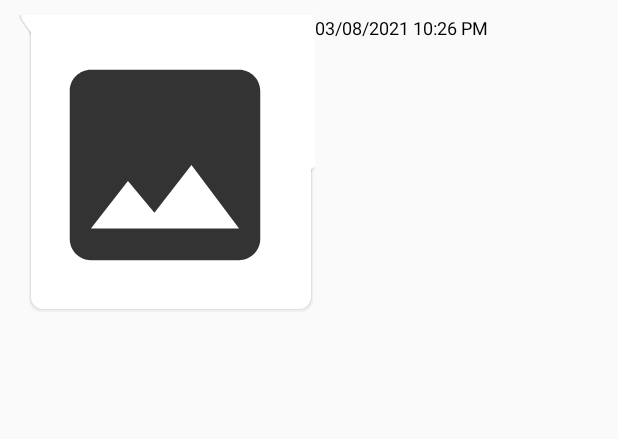
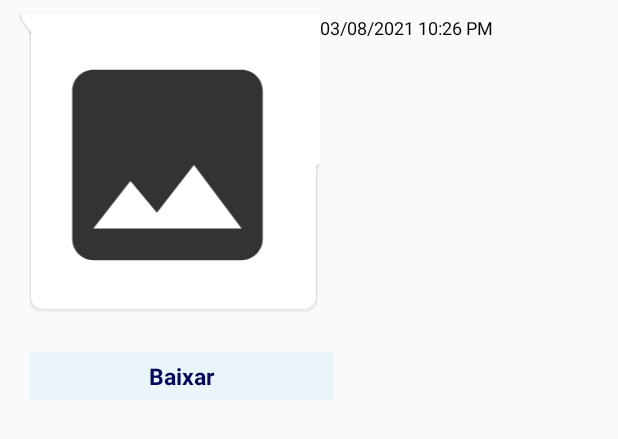
Before and after one commit to Joedson-Bomfim/DM2020.2-Terra-Forte, an Android app: the layout row_chat_left.xml on its own in the app's theme, with its tools: preview values and no code run, on a phone screen of 412 x 824 dp. Shown: the top 439 px of the screen. Run offline under Robolectric (Android 15) with nearby library versions, the phone set to English and light mode, and no system bars.

Commit message:
Baixar imagens pelo chat em andamento

```diff
--- a/app/src/main/res/layout/row_chat_left.xml
+++ b/app/src/main/res/layout/row_chat_left.xml
@@ -26,13 +26,13 @@
 
         <ImageView
             android:id="@+id/messageIv"
-            android:layout_width="200dp"
+            android:layout_width="203dp"
             android:layout_height="200dp"
             android:adjustViewBounds="true"
+            android:background="@drawable/bg_receiver"
             android:padding="15dp"
-            android:src="@drawable/ic_image_black"
             android:scaleType="fitCenter"
-            android:background="@drawable/bg_receiver"/>
+            android:src="@drawable/ic_image_black" />
 
         <TextView
             android:id="@+id/timeTv"
@@ -53,4 +53,20 @@
         android:textAlignment="textEnd"
         android:text="Vizualidado"/>
 
+    <TextView
+        android:id="@+id/downloadtv_Chat"
+        android:layout_width="202dp"
+        android:layout_height="wrap_content"
+        android:layout_marginLeft="10dp"
+        android:layout_marginTop="5dp"
+        android:layout_marginRight="15dp"
+        android:background="#e9f5f8"
+        android:gravity="center"
+        android:padding="5dp"
+        android:text="Baixar"
+        android:textColor="#04095E"
+        android:textSize="15dp"
+        android:textStyle="bold"
+        android:visibility="visible" />
+
 </LinearLayout>
```
Also changed, not shown: app/src/main/java/com/example/terraforte/AdapterChat.java (+55 -1 lines), app/src/main/res/layout/row_chat_right.xml (+16 -0 lines).
